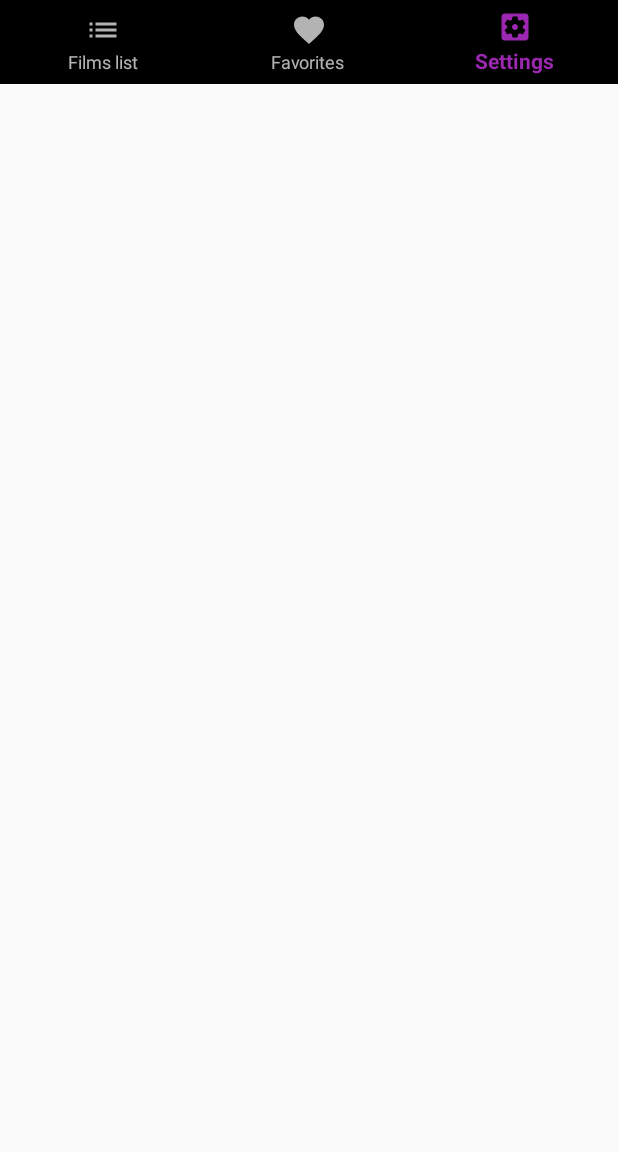
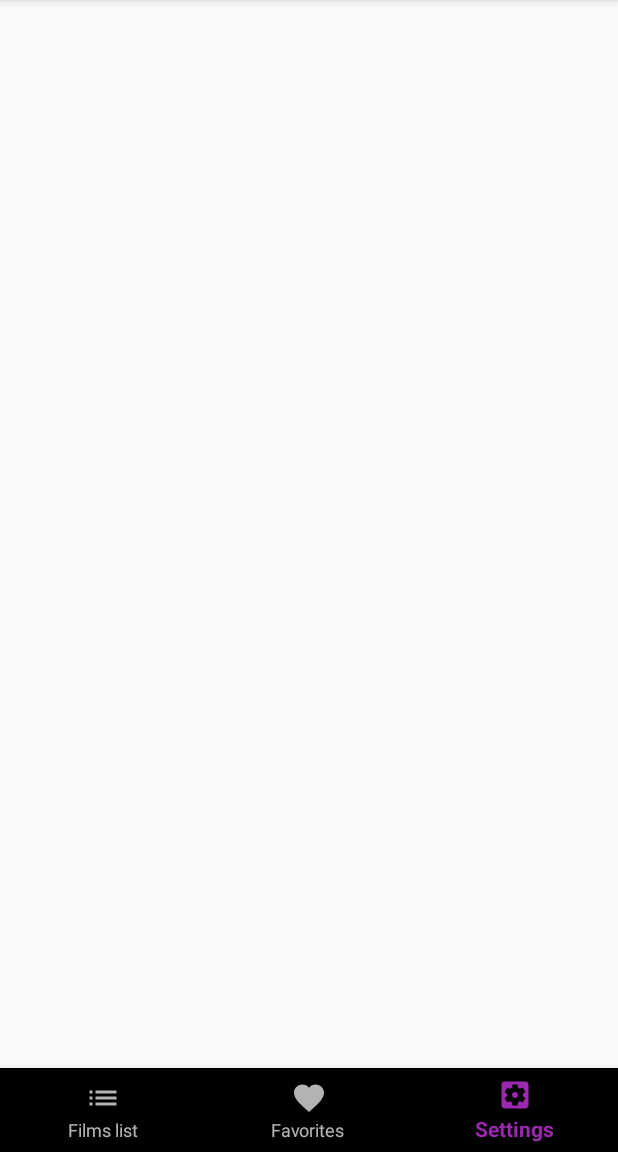
Before and after one commit to vyakhirev/OtusAndoirBasic_HomeWorks, an Android app: the screen it shows after launch (MainActivity), item 3 of the bottom bar chosen, on a phone screen of 412 x 824 dp, the part 84-1236 px from its top. Run offline under Robolectric (Android 15) with nearby library versions, the phone set to English and light mode, and no system bars; pictures from the network do not load.

Commit message:
Pagination worked,snackbar above bottom navigation

```diff
--- a/app/src/main/java/com/vyakhirev/filmsinfo/view/ListMovieFragment.kt
+++ b/app/src/main/java/com/vyakhirev/filmsinfo/view/ListMovieFragment.kt
@@ -55,10 +55,9 @@ class ListMovieFragment : Fragment() {
     override fun onViewCreated(view: View, savedInstanceState: Bundle?) {
         if (savedInstanceState == null) {
             super.onViewCreated(view, savedInstanceState)
-
-            filmsRecyclerView.visibility = View.INVISIBLE
-            progressBar.visibility = View.VISIBLE
-            loadingTV.visibility = View.VISIBLE
+//            filmsRecyclerView.visibility = View.INVISIBLE
+//            progressBar.visibility = View.VISIBLE
+//            loadingTV.visibility = View.VISIBLE
             loadFilms(1)
             setupRefreshLayout()
             setupRecyclerView()
@@ -66,7 +65,7 @@ class ListMovieFragment : Fragment() {
         }
     }
 
-       private fun setupRecyclerView() {
+    private fun setupRecyclerView() {
         filmsRecyclerView.apply {
             layoutManager = LinearLayoutManager(context)
             adapter = FilmsAdapter(
@@ -110,6 +109,7 @@ class ListMovieFragment : Fragment() {
             films.clear()
             loadFilms(1)
             refreshLayout.isRefreshing = false
+            filmsRecyclerView.adapter!!.notifyDataSetChanged()
         }
     }
 
@@ -117,6 +117,7 @@ class ListMovieFragment : Fragment() {
         filmsRecyclerView.visibility = View.INVISIBLE
         progressBar.visibility = View.VISIBLE
         loadingTV.visibility = View.VISIBLE
+        Thread.sleep(2000)
         val call = MovieApiClient.apiClient.getPopular(BuildConfig.TMDB_API_KEY, "ru", page)
         call.enqueue(object : Callback<MovieResponse> {
             override fun onResponse(
--- a/app/src/main/res/layout/content_main.xml
+++ b/app/src/main/res/layout/content_main.xml
@@ -3,16 +3,13 @@
     xmlns:app="http://schemas.android.com/apk/res-auto"
     xmlns:tools="http://schemas.android.com/tools"
     android:layout_width="match_parent"
-    android:layout_height="wrap_content"
-    tools:context=".view.MainActivity">
+    android:layout_height="match_parent"
+   >
 
     <FrameLayout
         android:id="@+id/fragmentContainer"
         android:layout_width="match_parent"
-        android:layout_height="wrap_content"
-        app:layout_constraintEnd_toEndOf="parent"
-        app:layout_constraintStart_toStartOf="parent"
-        app:layout_constraintTop_toTopOf="parent"/>
+        android:layout_height="match_parent" />
 
     <com.google.android.material.bottomnavigation.BottomNavigationView
         android:id="@+id/bottomNav"
--- a/app/src/main/res/layout/fragment_list_movie.xml
+++ b/app/src/main/res/layout/fragment_list_movie.xml
@@ -1,5 +1,4 @@
 <?xml version="1.0" encoding="utf-8"?>
-
 <androidx.swiperefreshlayout.widget.SwipeRefreshLayout xmlns:app="http://schemas.android.com/apk/res-auto"
     xmlns:tools="http://schemas.android.com/tools"
     android:id="@+id/refreshLayout"
```
